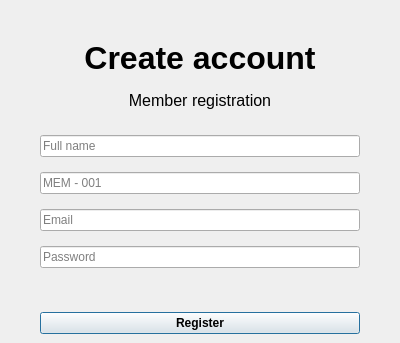
Qt form UI/register.ui (abdallahsaid104/Library-Management-System) before a commit; both pictures show x 0 to 400 and y 0 to 343 of the 400 by 500 pixel window.
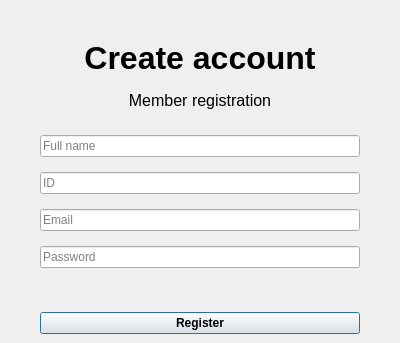
The same form after that commit.

Diff of the .ui file:
```diff
--- a/UI/register.ui
+++ b/UI/register.ui
@@ -86,7 +86,7 @@
    <item>
     <widget class="QLineEdit" name="lineEdit_member_id">
      <property name="placeholderText">
-      <string>MEM - 001</string>
+      <string>ID</string>
      </property>
     </widget>
    </item>
```
Left out of the diff: 2 changed lines with no effect on the pictures.
